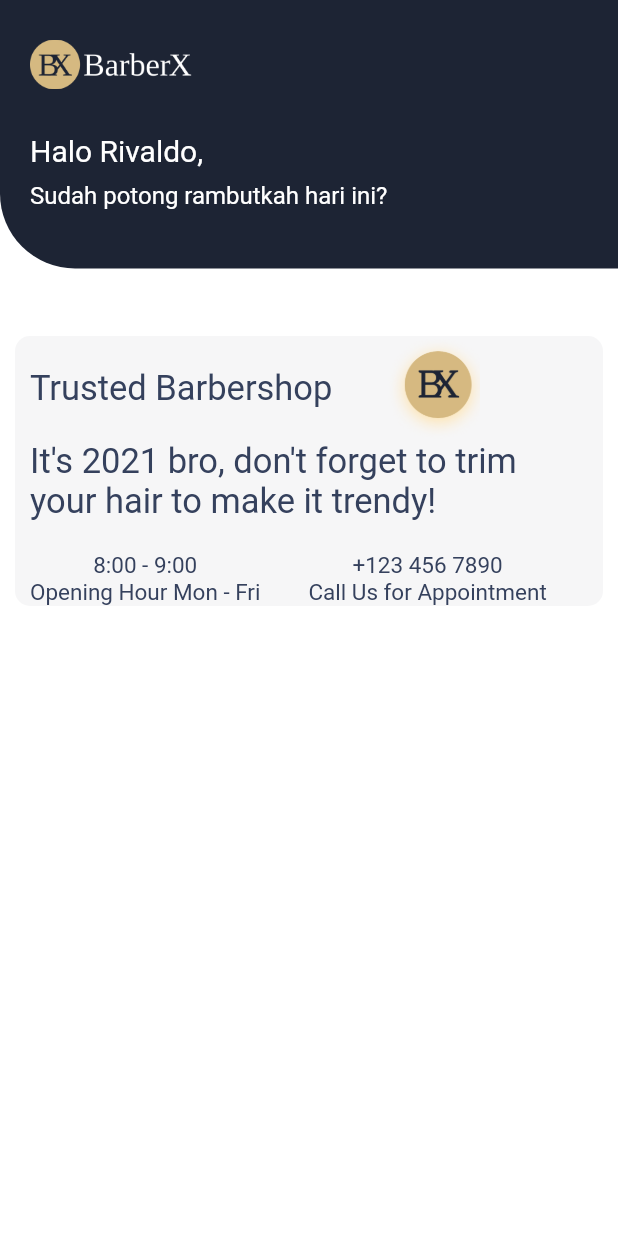
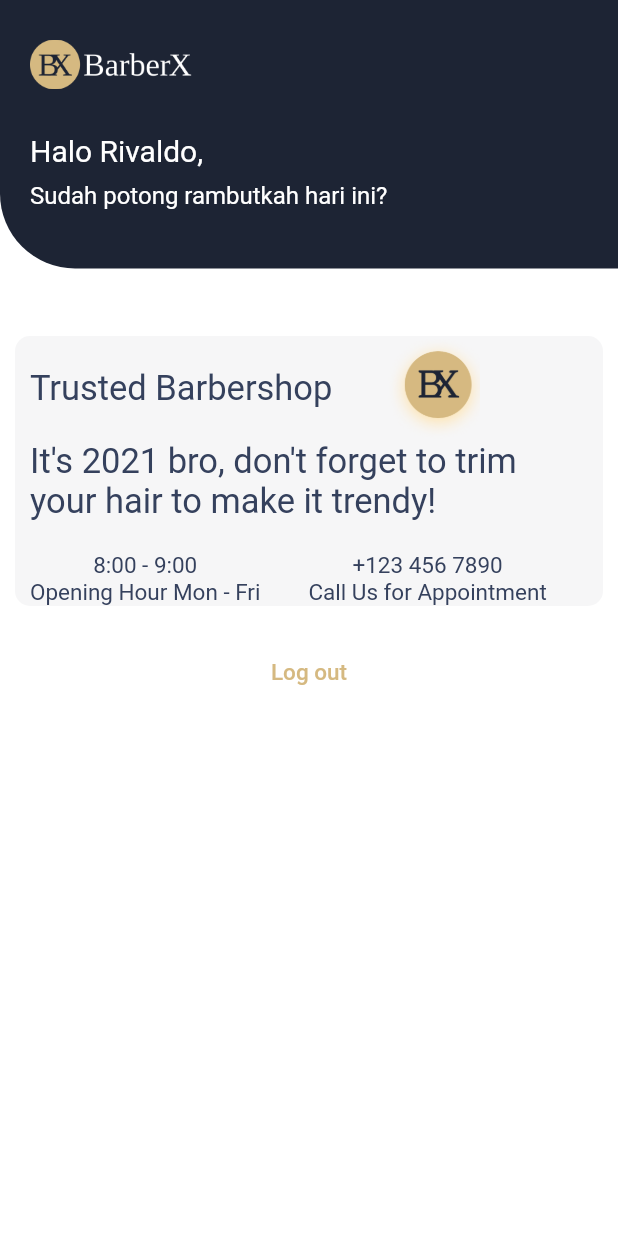
Before and after one commit to ybrefodlavir/BarberX, a Flutter app: the Home screen opened by its route, on a phone screen of 412 x 824 dp. Run offline on Flutter 3.47's test engine with Material 2 defaults, Android fonts, the phone set to English and light mode, and no system bars; our stand-ins replace device_info, shared_preferences; accounts and stored records are empty.

Commit message:
[ERR] signin and sign up

```diff
--- a/lib/pages/home_page.dart
+++ b/lib/pages/home_page.dart
@@ -1,10 +1,18 @@
 import 'dart:ui';
+import 'package:barber/providers/AuthProvider.dart';
 import 'package:flutter/cupertino.dart';
 import 'package:flutter/material.dart';
 import 'package:flutter/painting.dart';
+import 'package:provider/provider.dart';
 
-class Home extends StatelessWidget {
+class Home extends StatefulWidget {
   const Home({Key? key}) : super(key: key);
+
+  @override
+  State<Home> createState() => _HomeState();
+}
+
+class _HomeState extends State<Home> {
   @override
   Widget build(BuildContext context) {
     return Scaffold(
@@ -154,10 +162,37 @@ class Home extends StatelessWidget {
                   ],
                 ),
               ),
+              // Nyobaaaaaa aja
+              Container(
+                margin: EdgeInsets.only(top: 20),
+                child: Column(
+                  children: [
+                    TextButton(
+                      onPressed: () {
+                        logout();
+                      },
+                      child: Text(
+                        "Log out",
+                        style: TextStyle(
+                          color: Color(0xffD5B981),
+                          fontSize: 15,
+                        ),
+                      ),
+                    ),
+                  ],
+                ),
+              ),
             ],
           ),
         ),
       ),
     );
   }
+
+  Future<void> logout() async {
+    final AuthProvider provider =
+        Provider.of<AuthProvider>(context, listen: false);
+
+    await provider.logOut();
+  }
 }
--- a/lib/providers/AuthProvider.dart
+++ b/lib/providers/AuthProvider.dart
@@ -29,8 +29,8 @@ class AuthProvider extends ChangeNotifier {
     notifyListeners();
   }
 
-  Future<void> login(String email, String password, String deviceName) async {
-    this.token = await apiService.login(email, password, deviceName);
+  Future<void> login(String login, String password, String deviceName) async {
+    this.token = await apiService.login(login, password, deviceName);
     setToken(this.token);
     this.isAuthenticated = true;
     notifyListeners();
--- a/lib/services/api.dart
+++ b/lib/services/api.dart
@@ -10,7 +10,7 @@ class ApiService {
     this.token = token;
   }
 
-  final String baseUrl = 'http://192.168.43.50:80/api/';
+  final String baseUrl = 'http://192.168.2.109:80/api/';
 
   Future<String> register(String name, String email, String phone,
       String password, String passwordConfirm, String deviceName) async {
@@ -46,7 +46,7 @@ class ApiService {
     return response.body;
   }
 
-  Future<String> login(String email, String password, String deviceName) async {
+  Future<String> login(String login, String password, String deviceName) async {
     String uri = baseUrl + 'auth/login';
 
     http.Response response = await http.post(Uri.parse(uri),
@@ -55,7 +55,7 @@ class ApiService {
           HttpHeaders.acceptHeader: 'application/json',
         },
         body: jsonEncode(
-            {'email': email, 'password': password, 'device_name': deviceName}));
+            {'login': login, 'password': password, 'device_name': deviceName}));
 
     if (response.statusCode == 422) {
       Map<String, dynamic> body = jsonDecode(response.body);
```
Also changed, not shown: pubspec.lock.
